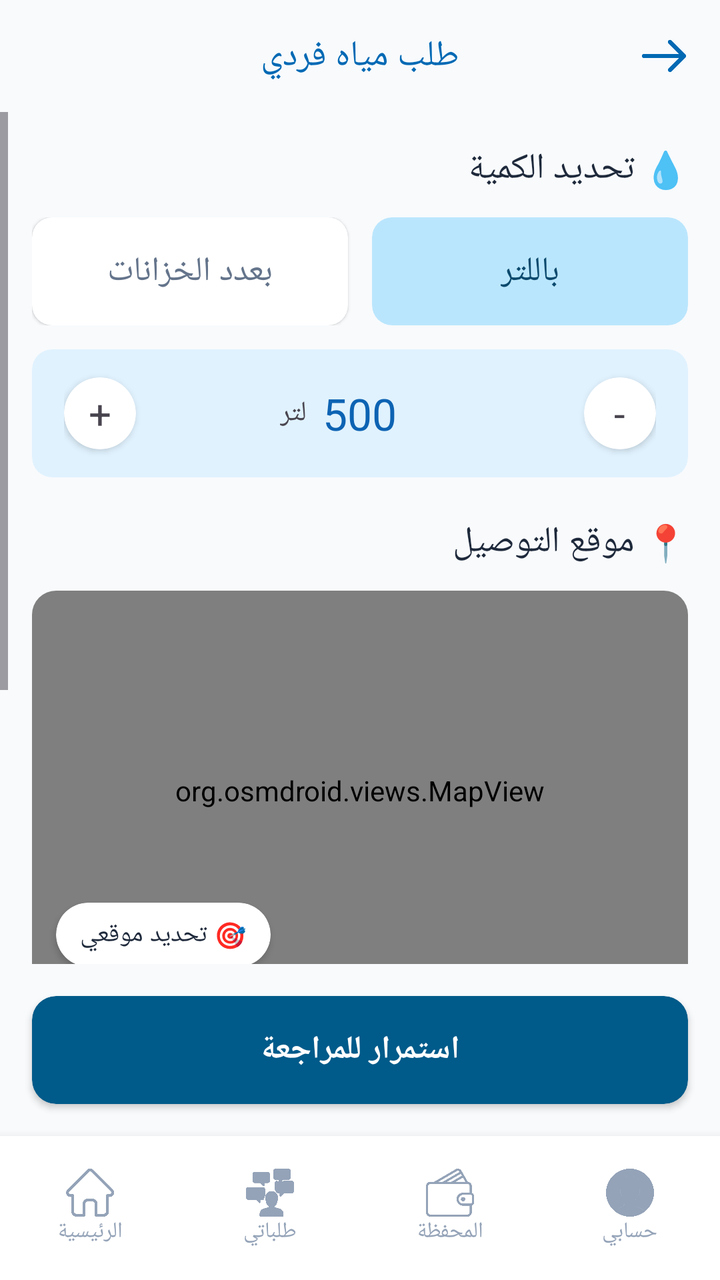
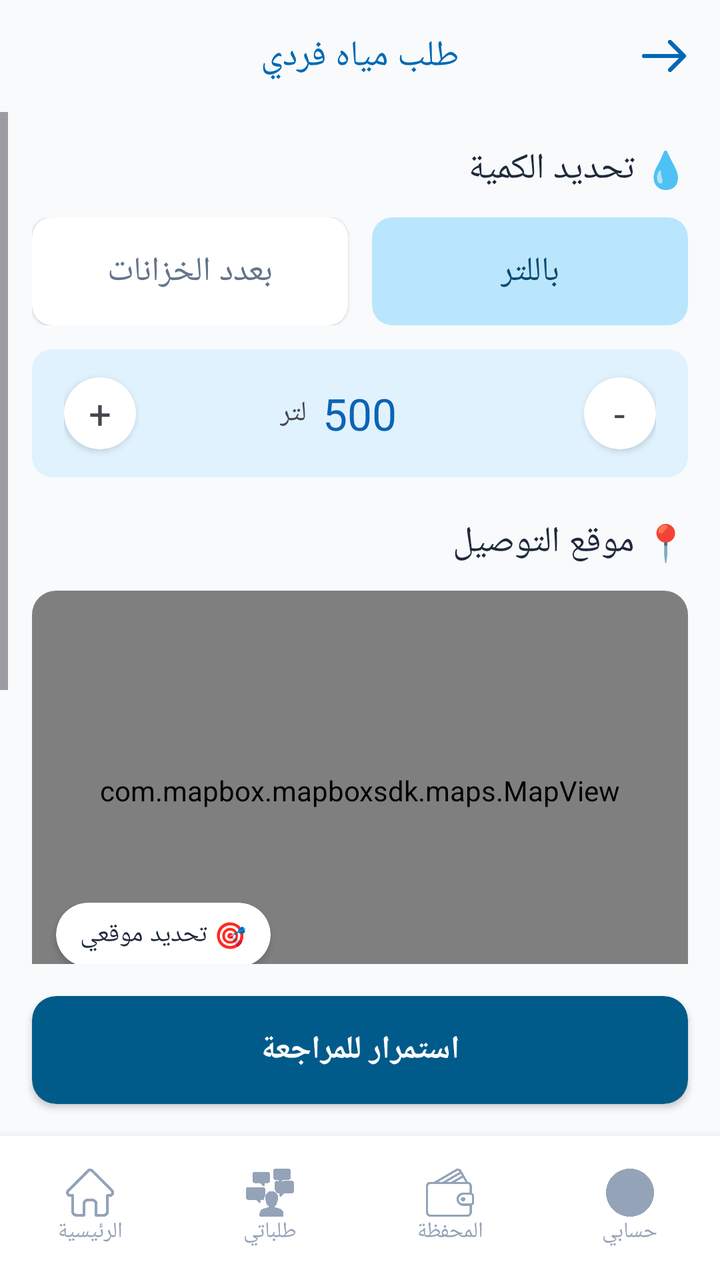

Before-and-after screenshots of an Android layout around one commit, followed by the original layout XML and the change that was made.
<!-- AndroidManifest.xml: application theme Theme.GraduationProject -->
<!-- res/layout/activity_order_checkout.xml -->
<?xml version="1.0" encoding="utf-8"?>
<androidx.constraintlayout.widget.ConstraintLayout
    xmlns:android="http://schemas.android.com/apk/res/android"
    xmlns:app="http://schemas.android.com/apk/res-auto"
    android:layout_width="match_parent"
    android:layout_height="match_parent"
    android:background="#F8FAFC"
    android:layoutDirection="rtl">

    <RelativeLayout
        android:id="@+id/layoutHeader"
        android:layout_width="match_parent"
        android:layout_height="56dp"
        android:paddingHorizontal="16dp"
        app:layout_constraintEnd_toEndOf="parent"
        app:layout_constraintStart_toStartOf="parent"
        app:layout_constraintTop_toTopOf="parent">

        <TextView
            android:layout_width="wrap_content"
            android:layout_height="wrap_content"
            android:layout_centerInParent="true"
            android:text="طلب مياه فردي"
            android:textColor="#0069B4"
            android:textSize="18sp" />

        <ImageView
            android:id="@+id/btnBack"
            android:layout_width="24dp"
            android:layout_height="24dp"
            android:layout_alignParentRight="true"
            android:layout_centerVertical="true"
            android:src="@drawable/back"
            app:tint="#0069B4" />
    </RelativeLayout>

    <ScrollView
        android:layout_width="match_parent"
        android:layout_height="0dp"
        android:fillViewport="true"
        app:layout_constraintTop_toBottomOf="@id/layoutHeader"
        app:layout_constraintBottom_toTopOf="@id/layoutActionAndNav">

        <LinearLayout
            android:layout_width="match_parent"
            android:layout_height="wrap_content"
            android:orientation="vertical"
            android:padding="16dp">

            <TextView
                android:layout_width="wrap_content"
                android:layout_height="wrap_content"
                android:text="💧 تحديد الكمية"
                android:textColor="#1E293B"
                android:textSize="18sp"
                android:layout_marginBottom="12dp" />

            <LinearLayout
                android:layout_width="match_parent"
                android:layout_height="54dp"
                android:orientation="horizontal"
                android:layout_marginBottom="12dp">

                <androidx.cardview.widget.CardView
                    android:id="@+id/btnByLiter"
                    android:layout_width="0dp"
                    android:layout_height="match_parent"
                    android:layout_weight="1"
                    android:layout_marginEnd="6dp"
                    app:cardBackgroundColor="#BAE6FD"
                    app:cardCornerRadius="10dp"
                    app:cardElevation="0dp">
                    <TextView
                        android:layout_width="wrap_content"
                        android:layout_height="wrap_content"
                        android:text="باللتر"
                        android:textColor="#0C4A6E"
                        android:textSize="17sp"
                        android:layout_gravity="center" />
                </androidx.cardview.widget.CardView>

                <androidx.cardview.widget.CardView
                    android:id="@+id/btnByTank"
                    android:layout_width="0dp"
                    android:layout_height="match_parent"
                    android:layout_weight="1"
                    android:layout_marginStart="6dp"
                    app:cardBackgroundColor="#FFFFFF"
                    app:cardCornerRadius="10dp"
                    app:cardElevation="1dp">
                    <TextView
                        android:layout_width="wrap_content"
                        android:layout_height="wrap_content"
                        android:text="بعدد الخزانات"
                        android:textColor="#64748B"
                        android:textSize="17sp"
                        android:layout_gravity="center" />
                </androidx.cardview.widget.CardView>
            </LinearLayout>

            <androidx.cardview.widget.CardView
                android:layout_width="match_parent"
                android:layout_height="64dp"
                android:layout_marginBottom="20dp"
                app:cardBackgroundColor="#E0F2FE"
                app:cardCornerRadius="10dp"
                app:cardElevation="0dp">
                <RelativeLayout
                    android:layout_width="match_parent"
                    android:layout_height="match_parent"
                    android:paddingHorizontal="16dp">
                    <androidx.cardview.widget.CardView
                        android:id="@+id/btnMinus"
                        android:layout_width="36dp"
                        android:layout_height="36dp"
                        android:layout_centerVertical="true"
                        app:cardCornerRadius="18dp">
                        <TextView android:layout_width="wrap_content" android:layout_height="wrap_content" android:text="-" android:textSize="20sp" android:layout_gravity="center" />
                    </androidx.cardview.widget.CardView>
                    <TextView
                        android:id="@+id/tvQuantityCount"
                        android:layout_width="wrap_content"
                        android:layout_height="wrap_content"
                        android:text="500"
                        android:textColor="#0D63B3"
                        android:textSize="22sp"
                        android:layout_centerInParent="true" />
                    <TextView
                        android:id="@+id/tvUnit"
                        android:layout_width="wrap_content"
                        android:layout_height="wrap_content"
                        android:text="لتر"
                        android:layout_toLeftOf="@id/tvQuantityCount"
                        android:layout_marginRight="8dp"
                        android:layout_centerVertical="true" />
                    <androidx.cardview.widget.CardView
                        android:id="@+id/btnPlus"
                        android:layout_width="36dp"
                        android:layout_height="36dp"
                        android:layout_centerVertical="true"
                        android:layout_alignParentLeft="true"
                        app:cardCornerRadius="18dp">
                        <TextView android:layout_width="wrap_content" android:layout_height="wrap_content" android:text="+" android:textSize="20sp" android:layout_gravity="center" />
                    </androidx.cardview.widget.CardView>
                </RelativeLayout>
            </androidx.cardview.widget.CardView>

            <TextView
                android:layout_width="wrap_content"
                android:layout_height="wrap_content"
                android:text="📍 موقع التوصيل"
                android:textColor="#1E293B"
                android:textSize="18sp"
                android:layout_marginBottom="12dp" />

            <androidx.cardview.widget.CardView
                android:layout_width="match_parent"
                android:layout_height="200dp"
                android:layout_marginBottom="12dp"
                app:cardCornerRadius="12dp"
                app:cardElevation="1dp">
                <FrameLayout
                    android:layout_width="match_parent"
                    android:layout_height="match_parent">
                    <org.osmdroid.views.MapView
                        android:id="@+id/mapView"
                        android:layout_width="match_parent"
                        android:layout_height="match_parent" />
                    <androidx.cardview.widget.CardView
                        android:id="@+id/btnLocateMe"
                        android:layout_width="wrap_content"
                        android:layout_height="32dp"
                        android:layout_gravity="bottom|left"
                        android:layout_margin="12dp"
                        app:cardBackgroundColor="#FFFFFF"
                        app:cardCornerRadius="16dp"
                        app:cardElevation="2dp">
                        <TextView
                            android:layout_width="wrap_content"
                            android:layout_height="wrap_content"
                            android:text="🎯 تحديد موقعي"
                            android:textColor="#1E293B"
                            android:textSize="13sp"
                            android:paddingHorizontal="12dp"
                            android:layout_gravity="center" />
                    </androidx.cardview.widget.CardView>
                </FrameLayout>
            </androidx.cardview.widget.CardView>

            <EditText
                android:id="@+id/etAddressDetails"
                android:layout_width="match_parent"
                android:layout_height="wrap_content"
                android:hint="تفاصيل العنوان (شارع، معلم بارز...)"
                android:padding="12dp"
                android:background="@drawable/bg_edit_text_rounded"
                android:layout_marginBottom="16dp"/>

            <EditText
                android:id="@+id/etNotes"
                android:layout_width="match_parent"
                android:layout_height="80dp"
                android:hint="ملاحظات إضافية..."
                android:padding="12dp"
                android:gravity="top"
                android:background="@drawable/bg_edit_text_rounded"
                android:layout_marginBottom="16dp"/>

        </LinearLayout>
    </ScrollView>

    <LinearLayout
        android:id="@+id/layoutActionAndNav"
        android:layout_width="match_parent"
        android:layout_height="wrap_content"
        android:orientation="vertical"
        app:layout_constraintBottom_toBottomOf="parent">

        <androidx.cardview.widget.CardView
            android:id="@+id/btnSubmitOrder"
            android:layout_width="match_parent"
            android:layout_height="54dp"
            android:layout_margin="16dp"
            app:cardBackgroundColor="#005B8A"
            app:cardCornerRadius="12dp">
            <TextView
                android:layout_width="wrap_content"
                android:layout_height="wrap_content"
                android:layout_gravity="center"
                android:text="استمرار للمراجعة"
                android:textColor="#FFFFFF"
                android:textSize="16sp"
                android:textStyle="bold" />
        </androidx.cardview.widget.CardView>

        
        <LinearLayout
            android:id="@+id/bottomNavCheckout"
            android:layout_width="match_parent"
            android:layout_height="72dp"
            android:background="#FFFFFF"
            android:orientation="horizontal"
            android:gravity="center"
            android:elevation="8dp">
            <LinearLayout android:id="@+id/navProfile" android:layout_width="0dp" android:layout_height="wrap_content" android:layout_weight="1" android:orientation="vertical" android:gravity="center" android:clickable="true" android:focusable="true">
                <ImageView android:layout_width="24dp" android:layout_height="24dp" android:src="@drawable/user" app:tint="#94A3B8" />
                <TextView android:layout_width="wrap_content" android:layout_height="wrap_content" android:text="حسابي" android:textColor="#94A3B8" android:textSize="11sp" />
            </LinearLayout>
            <LinearLayout android:id="@+id/navWallet" android:layout_width="0dp" android:layout_height="wrap_content" android:layout_weight="1" android:orientation="vertical" android:gravity="center" android:clickable="true" android:focusable="true">
                <ImageView android:layout_width="24dp" android:layout_height="24dp" android:src="@drawable/wallet" app:tint="#94A3B8" />
                <TextView android:layout_width="wrap_content" android:layout_height="wrap_content" android:text="المحفظة" android:textColor="#94A3B8" android:textSize="11sp" />
            </LinearLayout>
            <LinearLayout android:id="@+id/navOrders" android:layout_width="0dp" android:layout_height="wrap_content" android:layout_weight="1" android:orientation="vertical" android:gravity="center" android:clickable="true" android:focusable="true">
                <ImageView android:layout_width="24dp" android:layout_height="24dp" android:src="@drawable/personal" app:tint="#94A3B8" />
                <TextView android:layout_width="wrap_content" android:layout_height="wrap_content" android:text="طلباتي" android:textColor="#94A3B8" android:textSize="11sp" />
            </LinearLayout>
            <LinearLayout android:id="@+id/navHome" android:layout_width="0dp" android:layout_height="wrap_content" android:layout_weight="1" android:orientation="vertical" android:gravity="center" android:clickable="true" android:focusable="true">
                <ImageView android:layout_width="24dp" android:layout_height="24dp" android:src="@drawable/home" app:tint="#94A3B8" />
                <TextView android:layout_width="wrap_content" android:layout_height="wrap_content" android:text="الرئيسية" android:textColor="#94A3B8" android:textSize="11sp" />
            </LinearLayout>
        </LinearLayout>
    </LinearLayout>
</androidx.constraintlayout.widget.ConstraintLayout>
<!-- resources referenced by this layout -->
<resources>
  <!-- drawable back: png bitmap (drawable, 3478 bytes) -->
  <!-- drawable bg_edit_text_rounded (drawable) -->
  <?xml version="1.0" encoding="utf-8"?>
  <shape xmlns:android="http://schemas.android.com/apk/res/android">
      <solid android:color="#FFFFFF"/>
      <stroke android:width="1dp" android:color="#E2E8F0"/>
      <corners android:radius="12dp"/>
  </shape>
  <!-- drawable home: png bitmap (drawable, 8020 bytes) -->
  <!-- drawable personal: png bitmap (drawable, 20543 bytes) -->
  <!-- drawable user: png bitmap (drawable, 19440 bytes) -->
  <!-- drawable wallet: png bitmap (drawable, 15785 bytes) -->
  <style name="Theme.GraduationProject" parent="Base.Theme.GraduationProject" />
  <style name="Base.Theme.GraduationProject" parent="Theme.Material3.DayNight.NoActionBar">
          
          
      </style>
</resources>

<!-- the commit's change to res/layout/activity_order_checkout.xml (unified diff, before → after) -->
@@ -162,7 +162,7 @@
                 <FrameLayout
                     android:layout_width="match_parent"
                     android:layout_height="match_parent">
-                    <org.osmdroid.views.MapView
+                    <com.mapbox.mapboxsdk.maps.MapView
                         android:id="@+id/mapView"
                         android:layout_width="match_parent"
                         android:layout_height="match_parent" />
